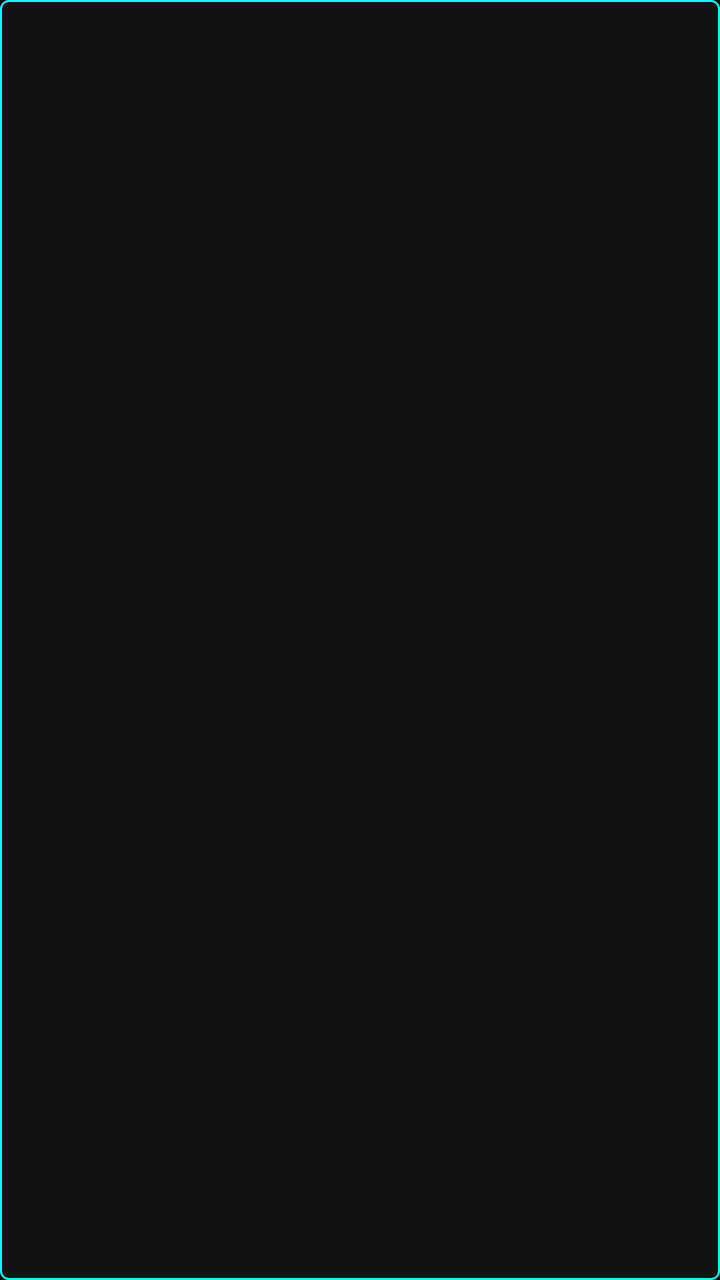
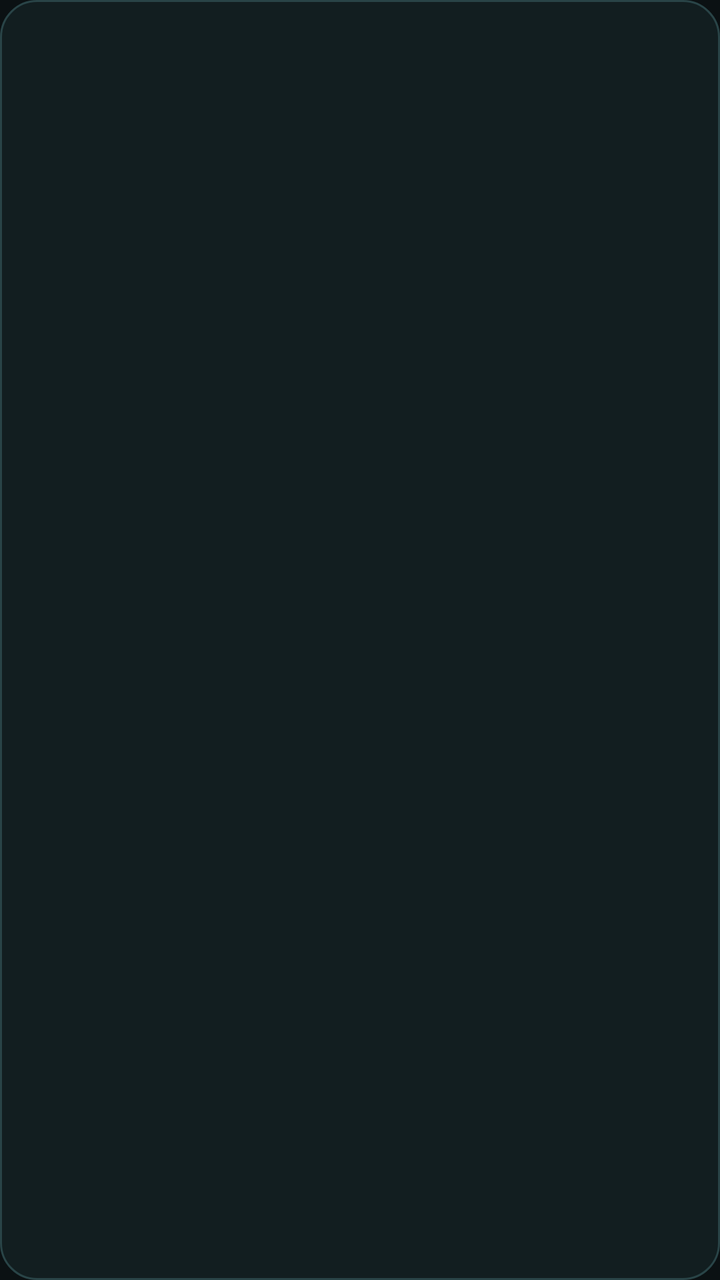

Two renders of the same Android screen: before a commit and after it. Below are the layout's source before the change and the commit's diff.
<!-- AndroidManifest.xml: application theme Theme.Identica -->
<!-- res/layout/item_audit_log.xml -->
<?xml version="1.0" encoding="utf-8"?>
<LinearLayout xmlns:android="http://schemas.android.com/apk/res/android"
    android:layout_width="match_parent"
    android:layout_height="wrap_content"
    android:layout_margin="8dp"
    android:background="@drawable/bg_neon_panel"
    android:orientation="vertical"
    android:padding="12dp">

    <LinearLayout
        android:layout_width="match_parent"
        android:layout_height="wrap_content"
        android:orientation="horizontal">

        <TextView
            android:id="@+id/auditActionText"
            android:layout_width="0dp"
            android:layout_height="wrap_content"
            android:layout_weight="1"
            android:textAppearance="@style/Identica.Title"
            android:textSize="16sp" />

        <TextView
            android:id="@+id/auditMatchPercentText"
            android:layout_width="wrap_content"
            android:layout_height="wrap_content"
            android:fontFamily="monospace"
            android:textStyle="bold" />
    </LinearLayout>

    <TextView
        android:id="@+id/auditAdminText"
        android:layout_width="wrap_content"
        android:layout_height="wrap_content"
        android:layout_marginTop="6dp"
        android:textAppearance="@style/Identica.Body" />

    <TextView
        android:id="@+id/auditTargetText"
        android:layout_width="wrap_content"
        android:layout_height="wrap_content"
        android:layout_marginTop="2dp"
        android:textAppearance="@style/Identica.Body" />

    <TextView
        android:id="@+id/auditMatchTypeText"
        android:layout_width="wrap_content"
        android:layout_height="wrap_content"
        android:layout_marginTop="2dp"
        android:textAppearance="@style/Identica.Body" />

    <TextView
        android:id="@+id/auditTimeText"
        android:layout_width="wrap_content"
        android:layout_height="wrap_content"
        android:layout_marginTop="2dp"
        android:textColor="@color/neon_cyan"
        android:fontFamily="monospace" />
</LinearLayout>
<!-- resources referenced by this layout -->
<resources>
  <color name="neon_cyan">#00FFFF</color>
  <!-- drawable bg_neon_panel (drawable) -->
  <?xml version="1.0" encoding="utf-8"?>
  <shape xmlns:android="http://schemas.android.com/apk/res/android"
      android:shape="rectangle">
      <solid android:color="@color/matrix_charcoal" />
      <stroke
          android:width="1dp"
          android:color="@color/neon_cyan" />
      <corners android:radius="4dp" />
  </shape>
  <style name="Identica.Body" parent="TextAppearance.Material3.BodyMedium">
          <item name="android:textColor">@color/text_secondary</item>
          <item name="android:fontFamily">monospace</item>
      </style>
  <style name="Identica.Title" parent="TextAppearance.Material3.HeadlineSmall">
          <item name="android:textColor">@color/neon_green</item>
          <item name="android:fontFamily">monospace</item>
          <item name="android:textStyle">bold</item>
      </style>
  <style name="Theme.Identica" parent="Theme.Material3.Dark.NoActionBar">
          <item name="colorPrimary">@color/neon_green</item>
          <item name="colorOnPrimary">@color/matrix_black</item>
          <item name="colorSecondary">@color/neon_cyan</item>
          <item name="colorOnSecondary">@color/matrix_black</item>
          <item name="colorSurface">@color/matrix_charcoal</item>
          <item name="colorOnSurface">@color/neon_green</item>
          <item name="colorOnSurfaceVariant">@color/text_secondary</item>
          <item name="colorError">@color/alert_red</item>
          <item name="android:colorBackground">@color/matrix_black</item>
          <item name="android:windowBackground">@color/matrix_black</item>
          <item name="android:textColorPrimary">@color/neon_green</item>
          <item name="android:textColorSecondary">@color/text_secondary</item>
          <item name="android:textColorHint">@color/text_secondary</item>
          <item name="android:statusBarColor">@color/matrix_black</item>
          <item name="android:navigationBarColor">@color/matrix_black</item>
      </style>
  <color name="matrix_charcoal">#121212</color>
  <color name="text_secondary">#9CCC9C</color>
  <color name="neon_green">#00FF00</color>
  <color name="matrix_black">#000000</color>
  <color name="alert_red">#FF3B3B</color>
</resources>

<!-- the commit's change to res/layout/item_audit_log.xml (unified diff, before → after) -->
@@ -2,10 +2,10 @@
 <LinearLayout xmlns:android="http://schemas.android.com/apk/res/android"
     android:layout_width="match_parent"
     android:layout_height="wrap_content"
-    android:layout_margin="8dp"
+    android:layout_marginVertical="6dp"
     android:background="@drawable/bg_neon_panel"
     android:orientation="vertical"
-    android:padding="12dp">
+    android:padding="16dp">
 
     <LinearLayout
         android:layout_width="match_parent"
@@ -24,7 +24,8 @@
             android:id="@+id/auditMatchPercentText"
             android:layout_width="wrap_content"
             android:layout_height="wrap_content"
-            android:fontFamily="monospace"
+            android:fontFamily="sans"
+            android:textColor="@color/neon_cyan"
             android:textStyle="bold" />
     </LinearLayout>
 
@@ -54,6 +55,6 @@
         android:layout_width="wrap_content"
         android:layout_height="wrap_content"
         android:layout_marginTop="2dp"
-        android:textColor="@color/neon_cyan"
-        android:fontFamily="monospace" />
+        android:textColor="@color/text_secondary"
+        android:fontFamily="sans" />
 </LinearLayout>
<!-- resource entries referenced after the edit -->
@@ -1,6 +1,6 @@
 <!-- resources referenced by this layout -->
 <resources>
-  <color name="neon_cyan">#00FFFF</color>
+  <color name="neon_cyan">#8BD8E1</color>
   <!-- drawable bg_neon_panel (drawable) -->
   <?xml version="1.0" encoding="utf-8"?>
   <shape xmlns:android="http://schemas.android.com/apk/res/android"
@@ -8,17 +8,20 @@
       <solid android:color="@color/matrix_charcoal" />
       <stroke
           android:width="1dp"
-          android:color="@color/neon_cyan" />
-      <corners android:radius="4dp" />
+          android:color="@color/panel_border" />
+      <corners android:radius="18dp" />
   </shape>
   <style name="Identica.Body" parent="TextAppearance.Material3.BodyMedium">
           <item name="android:textColor">@color/text_secondary</item>
-          <item name="android:fontFamily">monospace</item>
+          <item name="android:fontFamily">sans</item>
+          <item name="android:textSize">15sp</item>
+          <item name="android:lineSpacingExtra">3dp</item>
       </style>
   <style name="Identica.Title" parent="TextAppearance.Material3.HeadlineSmall">
-          <item name="android:textColor">@color/neon_green</item>
-          <item name="android:fontFamily">monospace</item>
+          <item name="android:textColor">@color/text_primary</item>
+          <item name="android:fontFamily">sans</item>
           <item name="android:textStyle">bold</item>
+          <item name="android:letterSpacing">0.01</item>
       </style>
   <style name="Theme.Identica" parent="Theme.Material3.Dark.NoActionBar">
           <item name="colorPrimary">@color/neon_green</item>
@@ -26,21 +29,27 @@
           <item name="colorSecondary">@color/neon_cyan</item>
           <item name="colorOnSecondary">@color/matrix_black</item>
           <item name="colorSurface">@color/matrix_charcoal</item>
-          <item name="colorOnSurface">@color/neon_green</item>
+          <item name="colorOnSurface">@color/text_primary</item>
           <item name="colorOnSurfaceVariant">@color/text_secondary</item>
+          <item name="colorSurfaceVariant">@color/matrix_charcoal_light</item>
           <item name="colorError">@color/alert_red</item>
           <item name="android:colorBackground">@color/matrix_black</item>
           <item name="android:windowBackground">@color/matrix_black</item>
-          <item name="android:textColorPrimary">@color/neon_green</item>
+          <item name="android:textColorPrimary">@color/text_primary</item>
           <item name="android:textColorSecondary">@color/text_secondary</item>
           <item name="android:textColorHint">@color/text_secondary</item>
+          <item name="android:windowLightStatusBar">false</item>
+          <item name="android:windowLightNavigationBar">false</item>
           <item name="android:statusBarColor">@color/matrix_black</item>
           <item name="android:navigationBarColor">@color/matrix_black</item>
       </style>
-  <color name="matrix_charcoal">#121212</color>
-  <color name="text_secondary">#9CCC9C</color>
-  <color name="neon_green">#00FF00</color>
-  <color name="matrix_black">#000000</color>
-  <color name="alert_red">#FF3B3B</color>
+  <color name="matrix_charcoal">#121E20</color>
+  <color name="panel_border">#294447</color>
+  <color name="text_primary">#E8F0EF</color>
+  <color name="text_secondary">#A9BEC0</color>
+  <color name="neon_green">#65D6AE</color>
+  <color name="matrix_black">#0B1113</color>
+  <color name="matrix_charcoal_light">#1D3032</color>
+  <color name="alert_red">#FF8A80</color>
 </resources>
 
